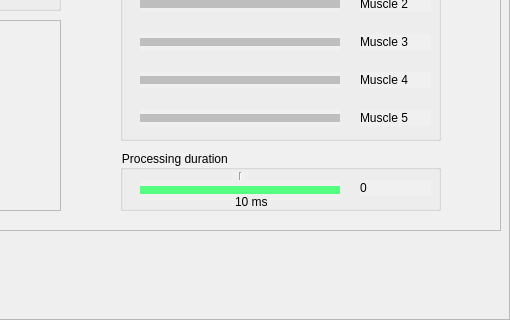
Old version of the form output/output_gui.ui in the repository michaelmargolis/MdxMotionPlatformV3; both pictures show x 290 to 800 and y 120 to 440 of the 800 by 440 pixel window.
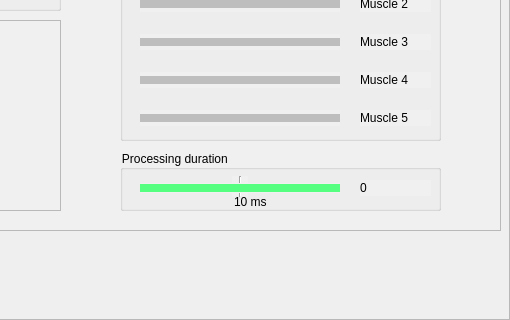
New version of the form.

Patch:
```diff
--- a/output/output_gui.ui
+++ b/output/output_gui.ui
@@ -569,7 +569,7 @@
      <property name="geometry">
       <rect>
        <x>112</x>
-       <y>22</y>
+       <y>26</y>
        <width>16</width>
        <height>21</height>
       </rect>
@@ -585,9 +585,9 @@
      <property name="geometry">
       <rect>
        <x>20</x>
-       <y>30</y>
+       <y>33</y>
        <width>200</width>
-       <height>20</height>
+       <height>10</height>
       </rect>
      </property>
      <property name="styleSheet">
@@ -608,7 +608,7 @@
   <widget class="QLabel" name="label_9">
    <property name="geometry">
     <rect>
-     <x>525</x>
+     <x>524</x>
      <y>315</y>
      <width>46</width>
      <height>13</height>
```
